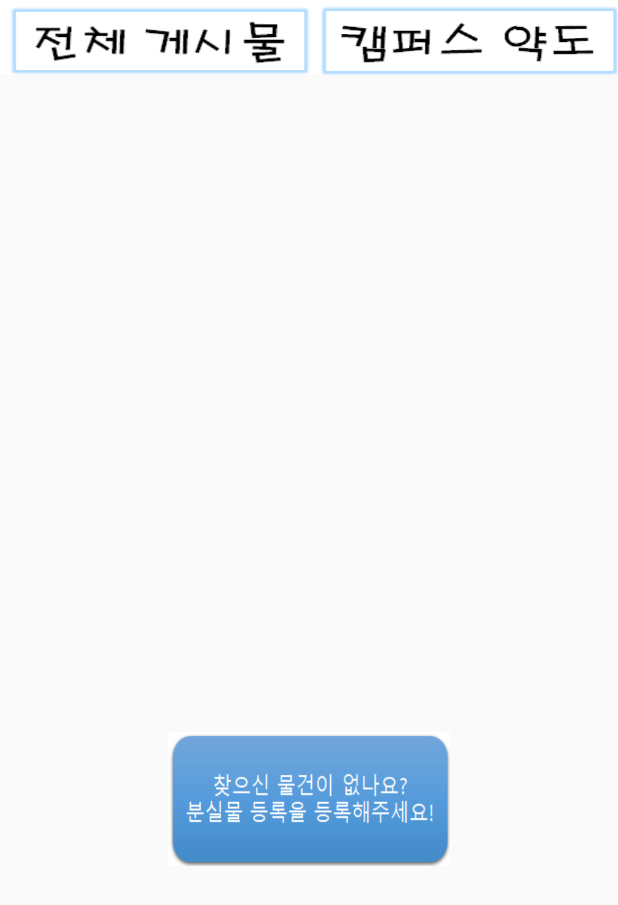
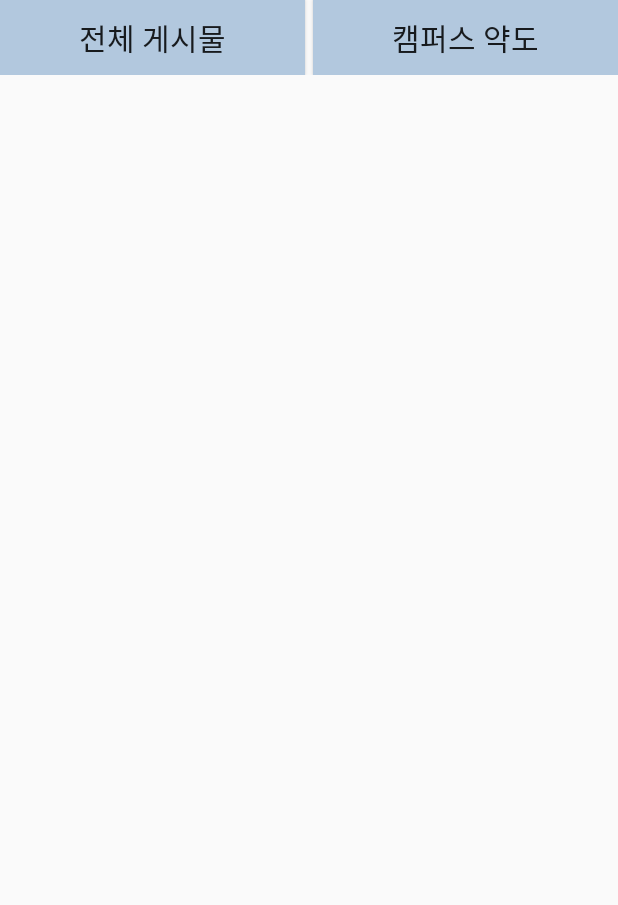
Before and after one commit to JeongSooHwan/MobileSoftWare_TermProject, an Android app: the LostActivity screen opened directly, with no data from a screen before it, on a phone screen of 412 x 824 dp. Shown: the top 905 px of the screen. Run offline under Robolectric (Android 15) with nearby library versions, the phone set to English and light mode, and no system bars; our stand-ins replace Firebase (no records; nobody signed in at launch, a user with empty details on screens opened directly); libraries missing offline, so code that uses them is left out: uk.co.senab; 2 statements that could not run were skipped.

Commit message:
layout edit

```diff
--- a/app/src/main/java/com/example/test/termproject/LostActivity.java
+++ b/app/src/main/java/com/example/test/termproject/LostActivity.java
@@ -1,5 +1,6 @@
 package com.example.test.termproject;
 
+import android.annotation.SuppressLint;
 import android.content.Intent;
 import android.os.Bundle;
 import android.support.annotation.NonNull;
@@ -10,8 +11,12 @@ import android.support.v7.widget.RecyclerView;
 import android.view.LayoutInflater;
 import android.view.View;
 import android.view.ViewGroup;
+import android.widget.ArrayAdapter;
+import android.widget.Button;
 import android.widget.ImageButton;
 import android.widget.ImageView;
+import android.widget.LinearLayout;
+import android.widget.Spinner;
 import android.widget.TextView;
 import com.bumptech.glide.Glide;
 import com.google.firebase.database.DataSnapshot;
@@ -23,17 +28,23 @@ import java.util.ArrayList;
 import java.util.Date;
 import java.util.List;
 
+import uk.co.senab.photoview.PhotoViewAttacher;
+
 public class LostActivity extends AppCompatActivity implements View.OnClickListener {
-    ImageButton LostRegister, campus;
+    Button  campus, list, move;
+    ImageButton LostRegister;
     public RecyclerView recyclerView;
     public List<ImageDTO> imageDTOS = new ArrayList<>();
     public FirebaseDatabase database;
     String date;
-
+    PhotoViewAttacher mAttacher,mAttacher_2;
+    ImageView map,detail;
+    Spinner spinner;
+    LinearLayout listLayout, campusLayout;
     protected void onCreate(Bundle savedInstanceState) {
         super.onCreate(savedInstanceState);
         setContentView(R.layout.activity_lost);
-        campus = (ImageButton) findViewById(R.id.campus);
+        campus = (Button) findViewById(R.id.campus);
         LostRegister = (ImageButton) findViewById(R.id.LostRegister);
         LostRegister.setOnClickListener(this);
         campus.setOnClickListener(this);
@@ -43,6 +54,23 @@ public class LostActivity extends AppCompatActivity implements View.OnClickListe
         recyclerView.setLayoutManager(new LinearLayoutManager(this));
         final BoardRecycleViewAdapter boardRecycleViewAdapter = new BoardRecycleViewAdapter();
         recyclerView.setAdapter(boardRecycleViewAdapter);
+
+        listLayout = (LinearLayout) findViewById(R.id.listLayout);
+        campusLayout = (LinearLayout) findViewById(R.id.campusLayout);
+
+        map = (ImageView)findViewById(R.id.map);
+        detail = (ImageView)findViewById(R.id.detail);
+        move = (Button)findViewById(R.id.move);
+        mAttacher = new PhotoViewAttacher(map);
+        mAttacher_2 = new PhotoViewAttacher(detail);
+        spinner = (Spinner)findViewById(R.id.spinner);
+        ArrayAdapter adapter = ArrayAdapter.createFromResource(this, R.array.locations, android.R.layout.simple_spinner_item);
+        adapter.setDropDownViewResource(android.R.layout.simple_spinner_dropdown_item);
+        spinner.setAdapter(adapter);
+        move.setOnClickListener(this);
+        list = (Button) findViewById(R.id.list);
+        list.setOnClickListener(this);
+
 
         database.getReference().child("Lost_list").addValueEventListener(new ValueEventListener() {
             @Override
@@ -127,6 +155,7 @@ public class LostActivity extends AppCompatActivity implements View.OnClickListe
     }
 
 
+    @SuppressLint("ResourceAsColor")
     @Override
     public void onClick(View view) {
         if (view == LostRegister) {
@@ -134,7 +163,26 @@ public class LostActivity extends AppCompatActivity implements View.OnClickListe
             startActivity(intent);
         }
         if (view == campus) {
-            Intent intent = new Intent(LostActivity.this, campus.class);
+            int backColor = getResources().getColor(R.color.colorAccent);
+            int backColor2 = getResources().getColor(R.color.noselect);
+            campus.setBackgroundColor(backColor);
+            list.setBackgroundColor(backColor2);
+            campusLayout.setVisibility(View.VISIBLE);
+            listLayout.setVisibility(View.GONE);
+//            Intent intent = new Intent(LostActivity.this, campus.class);
+//            startActivity(intent);
+        }
+        if (view == list){
+            int backColor = getResources().getColor(R.color.colorAccent);
+            int backColor2 = getResources().getColor(R.color.noselect);
+            campus.setBackgroundColor(backColor2);
+            list.setBackgroundColor(backColor);
+            campusLayout.setVisibility(View.GONE);
+            listLayout.setVisibility(View.VISIBLE);
+        }
+        if(view == move){
+            Intent intent = new Intent(this,location_lost_Activity.class);
+            intent.putExtra("location",spinner.getSelectedItem().toString());
             startActivity(intent);
         }
     }
--- a/app/src/main/res/layout/activity_afterlogin.xml
+++ b/app/src/main/res/layout/activity_afterlogin.xml
@@ -20,6 +20,7 @@
         android:id="@+id/school"
         android:layout_width="200dp"
         android:layout_height="200dp"
+        android:layout_marginTop="30dp"
         android:layout_gravity="center_horizontal"
         android:background="#00ffffff"
         android:scaleType="fitXY"
@@ -30,7 +31,7 @@
         android:layout_width="wrap_content"
         android:layout_height="50dp"
         android:layout_gravity="center_horizontal"
-        android:layout_marginTop="30dp"
+        android:layout_marginTop="50dp"
         android:background="@drawable/listitem"
         android:text="분실물을 찾아주세요"
         android:textColor="#fff"
--- a/app/src/main/res/layout/activity_lost.xml
+++ b/app/src/main/res/layout/activity_lost.xml
@@ -1,41 +1,50 @@
 <?xml version="1.0" encoding="utf-8"?>
 <LinearLayout xmlns:android="http://schemas.android.com/apk/res/android"
+    xmlns:app="http://schemas.android.com/apk/res-auto"
+    xmlns:tools="http://schemas.android.com/tools"
     android:layout_width="match_parent"
     android:layout_height="match_parent"
-    xmlns:tools="http://schemas.android.com/tools"
-    android:orientation="vertical"
-    xmlns:app="http://schemas.android.com/apk/res-auto">
+    android:orientation="vertical">
 
     <LinearLayout
         android:layout_width="match_parent"
         android:layout_height="50dp"
         android:layout_marginBottom="0dp"
-        android:background="@color/statusBar"
         android:orientation="horizontal">
 
-        <ImageButton
+        <Button
             android:id="@+id/list"
             android:layout_width="wrap_content"
             android:layout_height="50dp"
-            android:layout_marginRight="0dp"
+            android:layout_marginRight="5dp"
             android:layout_weight="1"
-            android:background="@color/white"
+            android:background="#B2C8DE"
             android:padding="0dp"
             android:scaleType="fitXY"
-            app:srcCompat="@drawable/list" />
+            android:text="전체 게시물"
+            android:textSize="20dp" />
 
-        <ImageButton
+        <Button
             android:id="@+id/campus"
             android:layout_width="wrap_content"
             android:layout_height="50dp"
             android:layout_marginRight="0dp"
             android:layout_weight="1"
-            android:background="@color/white"
+            android:background="#B2C8DE"
             android:padding="0dp"
             android:scaleType="fitXY"
-            app:srcCompat="@drawable/campus" />
+            android:text="캠퍼스 약도"
+            android:textSize="20dp" />
 
     </LinearLayout>
+
+    <LinearLayout
+        android:id="@+id/listLayout"
+        android:layout_width="match_parent"
+        android:layout_height="wrap_content"
+        android:orientation="vertical"
+        android:visibility="gone">
+
         <android.support.v7.widget.RecyclerView
             android:id="@+id/recyclerView_1"
             android:layout_width="match_parent"
@@ -45,7 +54,6 @@
             tools:layout_editor_absoluteY="64dp" />
 
 
-
         <ImageButton
             android:id="@+id/LostRegister"
             android:layout_width="188dp"
@@ -53,5 +61,58 @@
             android:layout_gravity="center"
             android:background="@color/white"
             android:scaleType="fitXY"
-        app:srcCompat="@drawable/reg"/>
+            app:srcCompat="@drawable/reg" />
     </LinearLayout>
+
+    <LinearLayout
+        android:id="@+id/campusLayout"
+        android:layout_width="match_parent"
+        android:layout_height="wrap_content"
+        android:orientation="vertical"
+        android:visibility="gone">
+
+        <ImageView
+            android:id="@+id/map"
+            android:layout_width="match_parent"
+            android:layout_height="264dp"
+            android:src="@drawable/map" />
+
+        <ImageView
+            android:id="@+id/detail"
+            android:layout_width="match_parent"
+            android:layout_height="164dp"
+            android:src="@drawable/detail" />
+
+        <LinearLayout
+            android:layout_width="match_parent"
+            android:layout_height="wrap_content"
+            android:layout_marginTop="20dp"
+            android:gravity="center_horizontal"
+            android:orientation="horizontal">
+
+            <TextView
+                android:layout_width="wrap_content"
+                android:layout_height="wrap_content"
+
+                android:text="분실 장소 : " />
+
+            <Spinner
+                android:id="@+id/spinner"
+                android:layout_width="200dp"
+                android:layout_height="wrap_content" />
+
+        </LinearLayout>
+
+        <LinearLayout
+            android:layout_width="match_parent"
+            android:layout_height="wrap_content"
+            android:gravity="center_horizontal">
+
+            <Button
+                android:id="@+id/move"
+                android:layout_width="wrap_content"
+                android:layout_height="wrap_content"
+                android:text="이동" />
+        </LinearLayout>
+    </LinearLayout>
+</LinearLayout>
--- a/app/src/main/res/values/colors.xml
+++ b/app/src/main/res/values/colors.xml
@@ -5,4 +5,5 @@
     <color name="colorAccent">#FF4081</color>
     <color name="statusBar">#321B53</color>
     <color name="white">#FFFFFF</color>
+    <color name="noselect">#B2C8DE</color>
 </resources>
```
Also changed, not shown: app/src/main/java/com/example/test/termproject/SignUpActivity.java (+2 -2 lines), app/src/main/java/com/example/test/termproject/campus.java (+2 -2 lines), app/src/main/res/drawable/line.xml (+12 -4 lines), app/src/main/res/drawable/noselect.xml (added, +15 -0 lines), app/src/main/res/layout/activity_campus.xml (+22 -11 lines), app/src/main/res/layout/activity_signup.xml (+15 -9 lines). Lines whose indentation alone changed are shown as unchanged.
